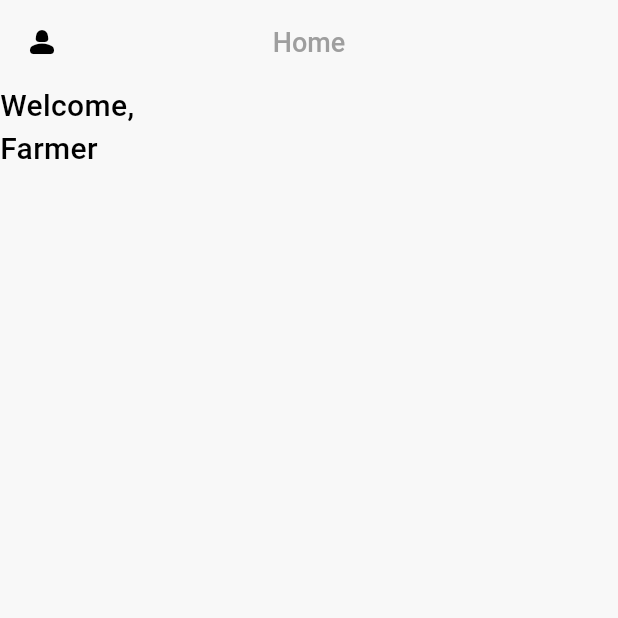
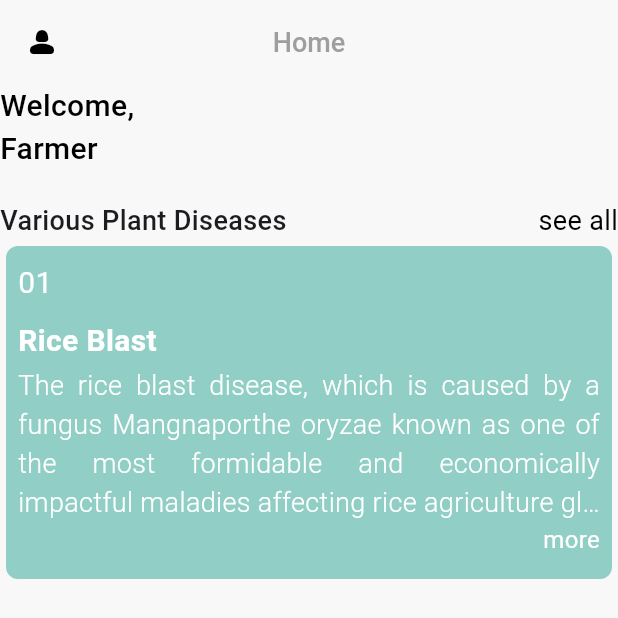
Before and after one commit to joelbiju/cropGuard, a Flutter app: the screen it shows after launch, on a phone screen of 412 x 824 dp. Shown: the top 618 px of the screen. Run offline on Flutter 3.47's test engine with Material 3 defaults, Android fonts, the phone set to English and light mode, and no system bars; missing offline and left inert: dart:ffi, sign_button.

Commit message:
homepage initialized

```diff
--- a/lib/pages/home_page.dart
+++ b/lib/pages/home_page.dart
@@ -2,6 +2,8 @@
 
 import 'dart:ffi';
 
+import 'package:crop_guard/pages/disease_page.dart';
+import 'package:crop_guard/util/home_card.dart';
 import 'package:flutter/material.dart';
 
 class MyHome extends StatelessWidget {
@@ -32,6 +34,8 @@ class MyHome extends StatelessWidget {
 
       body: SafeArea(
         child: Column(
+          mainAxisAlignment: MainAxisAlignment.start,
+          crossAxisAlignment: CrossAxisAlignment.start,
           children: [
 
             //welcome note
@@ -57,7 +61,74 @@ class MyHome extends StatelessWidget {
             SizedBox(height: 20,),
 
             //carousel
+            Column(
+              children: [
+                Row(
+                  mainAxisAlignment: MainAxisAlignment.spaceBetween,
+                  children: [
+                    Text('Various Plant Diseases',
+                    style: TextStyle(
+                      fontWeight: FontWeight.w500,
+                      fontSize: 18
+                    ),),
+                    GestureDetector(
+                        onTap: () {
+                        // Navigate to another page
+                        Navigator.push(
+                        context,
+                        MaterialPageRoute(builder: (context) => Diseases()),
+                    );
+                  },
+                    child: Align(
+                    alignment: Alignment.centerRight,
+                    child: Text(
+                      'see all',
+                      style: TextStyle(
+                      color: Colors.black,
+                      fontSize: 18,
+                      fontWeight: FontWeight.w400,
+                      ),
+                    ),
+                ),
+            ),
+                  ],
+                ),
+                SingleChildScrollView(
+                  scrollDirection: Axis.horizontal,
+                  child: Row(
+                    children: [
+                      HomeCard(
+                        cardNumber: '01',
+                        cardTitle: 'Rice Blast',
+                        cardDesc: "The rice blast disease, which is caused by a fungus Mangnaporthe oryzae known as one of the most formidable and economically impactful maladies affecting rice agriculture globally. With rice serving as a primary dietary staple for more than half of the world's population, this disease carries significant consequences."
+                        ),
+                      HomeCard(
+                        cardNumber: '02',
+                        cardTitle: 'Bacterial Blight',
+                        cardDesc: "Bacterial blight, a concerning issue in rice cultivation, is attributed to the presence of the Xanthomonas oryzae, primarily affecting regions with warm and humid climates. It presents unique and easily recognizable visual indications."
+                        ),
+                      HomeCard(
+                        cardNumber: '03',
+                        cardTitle: 'Brown Spot',
+                        cardDesc: "Brown spots on rice plants are a common symptom of various plant diseases. These spots typically appear as small to large discolored areas on the leaves, stems, or grains of the rice plant."
+                        ),
+                      HomeCard(
+                        cardNumber: '04',
+                        cardTitle: 'Leaf Smut',
+                        cardDesc: "Leaf smut, in rice plants is the result of an infection by the Ustilaginoidea virens fungus. The disease is marked by the appearance of small, initially green to whitish spore balls on rice panicles, which subsequently change into smoky gray to dark green or black formations."
+                        ),
+                      HomeCard(
+                        cardNumber: '05',
+                        cardTitle: 'Tungro',
+                        cardDesc: "Tungro is a viral disease of rice that is transmitted by leafhoppers. It is caused by two viruses: rice tungro spherical virus (RTSV) and rice tungro bacilliform virus (RTBV). This viral infection manifests in rice plants as leaf discoloration (yellowing or reddening), stunted growth leading to significant yield losses."
+                        ),
+                    ],
+                  ),
+                ),
+              ],
+            ),
 
+            /////
 
           ],
         ),
--- /dev/null
+++ b/lib/util/home_card.dart
@@ -0,0 +1,93 @@
+// ignore_for_file: prefer_const_literals_to_create_immutables, prefer_const_constructors
+
+import 'package:crop_guard/pages/disease_page.dart';
+import 'package:flutter/material.dart';
+
+class HomeCard extends StatelessWidget {
+
+  final String cardNumber;
+  final String cardTitle;
+  final String cardDesc;
+
+  const HomeCard({super.key,
+  required this.cardNumber,
+  required this.cardTitle,
+  required this.cardDesc});
+
+  @override
+  Widget build(BuildContext context) {
+    return SizedBox(
+                height: 230,
+                width: MediaQuery.of(context).size.width,
+                child: Card(
+                  color: Color.fromRGBO(41, 166, 148, 0.5),
+                  surfaceTintColor: Colors.transparent,
+                  elevation: 0,
+
+                  shape: RoundedRectangleBorder(borderRadius: BorderRadius.circular(8)),
+                  // margin: EdgeInsets.all(15),
+                  child: Padding(
+                    padding: const EdgeInsets.symmetric(horizontal: 8, vertical: 5),
+
+                    child: Column(
+                      mainAxisAlignment: MainAxisAlignment.start,
+                      crossAxisAlignment: CrossAxisAlignment.start,
+                      children: [
+                        SizedBox(height: 5,),
+                        //card number
+                        Text(cardNumber,
+                        style: TextStyle(
+                          fontSize: 20,
+                          fontWeight: FontWeight.w400,
+                          color: Colors.white)),
+
+                        SizedBox(height: 10,),
+
+                        //card title
+                        Text(cardTitle,
+                        style: TextStyle(
+                          fontSize: 20,
+                          fontWeight: FontWeight.bold,
+                          color: Colors.white)),
+
+                        SizedBox(height: 2,),
+
+                        //card description
+                        Text(cardDesc,
+                        textAlign: TextAlign.justify,
+                        maxLines: 4,
+                        overflow: TextOverflow.ellipsis,
+                        style: TextStyle(
+                          fontSize: 18,
+                          fontWeight: FontWeight.w300,
+                          color: Colors.white)),
+
+                          GestureDetector(
+                        onTap: () {
+                        // Navigate to another page
+                        Navigator.push(
+                        context,
+                        MaterialPageRoute(builder: (context) => Diseases()),
+                    );
+                  },
+                    child: Align(
+                    alignment: Alignment.centerRight,
+                    child: Text(
+                      'more',
+                      style: TextStyle(
+                      color: Colors.white,
+                      fontSize: 16,
+                      fontWeight: FontWeight.w400,
+                      ),
+                    ),
+                ),
+            ),
+
+                        SizedBox(height: 10,),
+                      ],
+                    ),
+                  ),
+                ),
+              );
+  }
+}
```
